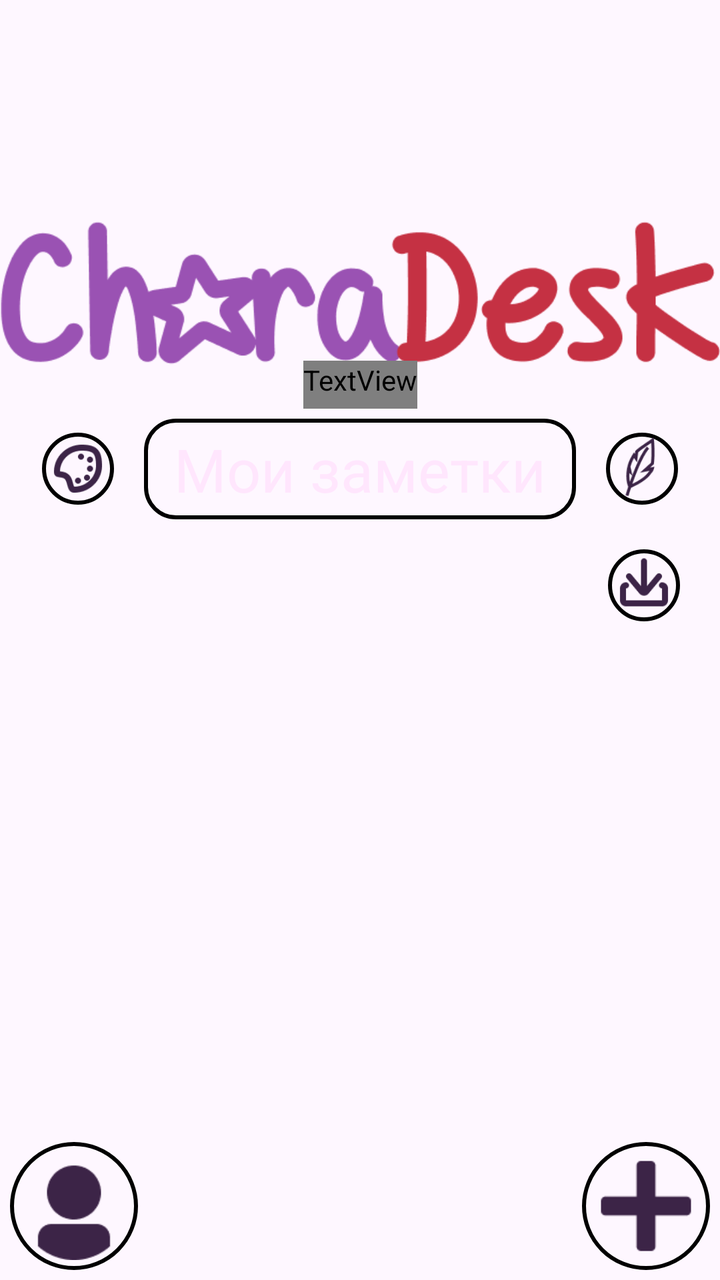
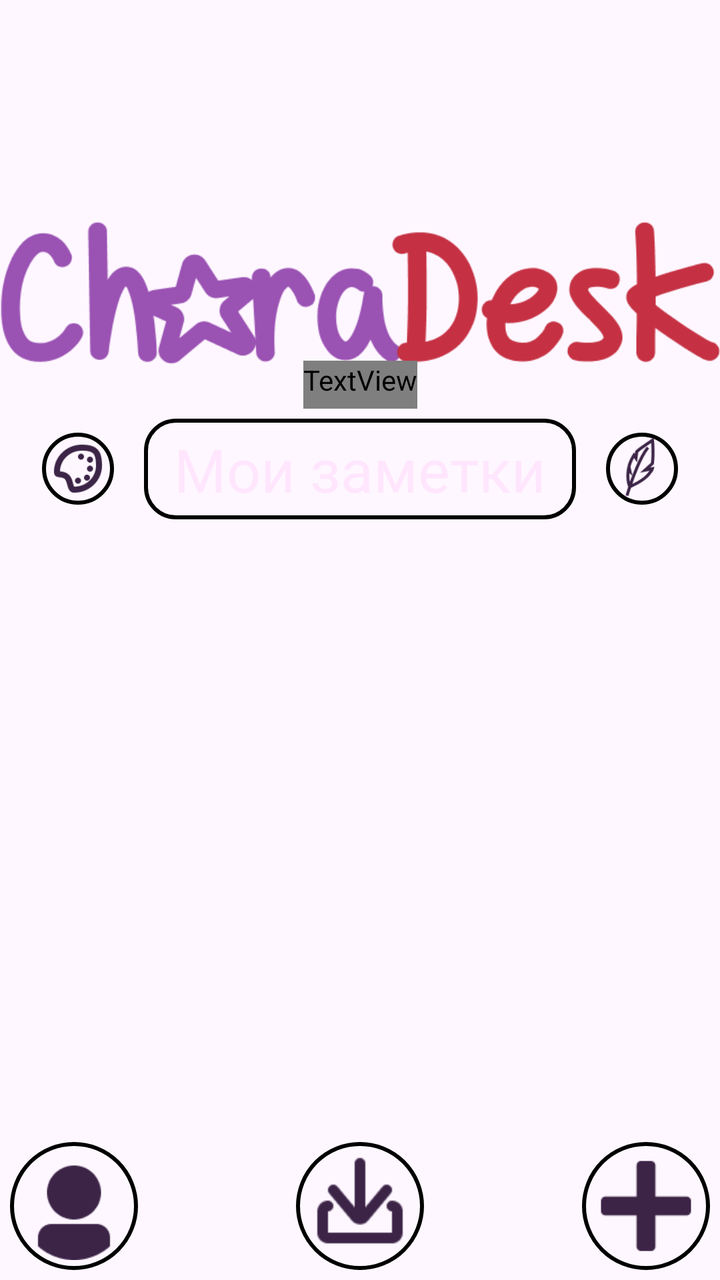

Compare the two renders of this Android layout. The source of the first and the diff that turns it into the second are given below.
<!-- AndroidManifest.xml: application theme Theme.CharaDesk -->
<!-- res/layout/activity_main.xml -->
<?xml version="1.0" encoding="utf-8"?>
<androidx.constraintlayout.widget.ConstraintLayout xmlns:android="http://schemas.android.com/apk/res/android"
    xmlns:app="http://schemas.android.com/apk/res-auto"
    xmlns:tools="http://schemas.android.com/tools"
    android:id="@+id/main"
    android:layout_width="match_parent"
    android:layout_height="match_parent"
    tools:context=".MainMenu">
    <ImageView
        android:id="@+id/CharaDesk"
        android:src="@drawable/charadesk"
        android:layout_width="375dp"
        android:layout_height="100dp"
        android:scaleType="centerCrop"
        android:layout_margin="100dp"
        app:layout_constraintStart_toStartOf="parent"
        app:layout_constraintEnd_toEndOf="parent"
        app:layout_constraintTop_toTopOf="parent"/>

    <TextView
        android:id="@+id/universe"
        android:layout_width="wrap_content"
        android:layout_height="wrap_content"
        android:textSize="@dimen/SubText"
        android:text="default"
        android:textColor="?attr/colorBorder"
        android:paddingBottom="@dimen/paddingL"
        android:layout_marginTop="-20dp"

        app:layout_constraintEnd_toEndOf="parent"
        app:layout_constraintStart_toStartOf="parent"
        app:layout_constraintTop_toBottomOf="@id/CharaDesk"/>
    <LinearLayout
        android:id="@+id/subtitle"
        android:layout_width="match_parent"
        android:layout_height="wrap_content"
        android:orientation="horizontal"
        android:layout_marginTop="@dimen/paddingL"
        android:gravity="center"
        app:layout_constraintTop_toBottomOf="@id/universe"
        >
        <ImageButton
            android:id="@+id/button_change_theme"
            android:layout_width="36dp"
            android:layout_height="36dp"
            android:scaleType="centerCrop"
            android:onClick="onClickChangeTheme"
            android:src="@drawable/icon_pallete"
            android:background="@drawable/rounded_buttons"
            app:tint="?attr/colorBorder"
            android:layout_marginRight="@dimen/paddingB"
            />
        <TextView
            android:layout_width="wrap_content"
            android:layout_height="wrap_content"
            android:background="@drawable/rounded_text_main"
            android:paddingLeft="@dimen/paddingB"
            android:paddingTop="@dimen/paddingL"
            android:paddingRight="@dimen/paddingB"
            android:paddingBottom="@dimen/paddingL"
            android:text="@string/my_notes"
            android:textColor="@color/white"
            android:textSize="@dimen/MainText"
            app:layout_constraintEnd_toEndOf="parent"
            app:layout_constraintStart_toStartOf="parent"
            />
        <ImageButton
            android:id="@+id/button_toggle_role"
            android:layout_width="36dp"
            android:layout_height="36dp"
            android:scaleType="centerCrop"
            android:onClick="onClickToggleRole"
            android:src="@drawable/icon_writter"
            android:background="@drawable/rounded_buttons"
            app:tint="?attr/colorBorder"
            android:layout_marginLeft="@dimen/paddingB"
            />
    </LinearLayout>

    <ScrollView
        android:layout_width="match_parent"
        android:layout_height="0dp"
        android:layout_margin="@dimen/paddingL"
        app:layout_constraintTop_toBottomOf="@id/subtitle"
        app:layout_constraintBottom_toTopOf="@id/button_add">

        <LinearLayout
            android:layout_width="match_parent"
            android:layout_height="wrap_content"
            android:orientation="vertical">
            <LinearLayout
                android:id="@+id/linear"
                android:layout_width="match_parent"
                android:layout_height="wrap_content"
                android:orientation="vertical"
                android:padding="@dimen/paddingL"/>

            <ImageButton
                android:id="@+id/button_import"
                android:layout_width="36dp"
                android:layout_height="36dp"
                android:scaleType="centerCrop"
                android:onClick="onClickImport"
                android:src="@drawable/icon_import"
                android:background="@drawable/rounded_buttons"
                app:tint="?attr/colorBorder"
                android:layout_marginRight="@dimen/paddingB"
                android:layout_gravity="right"
                />
        </LinearLayout>
    </ScrollView>
    <ImageButton
        android:id="@+id/button_add"
        android:layout_width="64dp"
        android:layout_height="64dp"
        android:scaleType="centerCrop"
        android:src="@drawable/icon_add"
        android:padding="@dimen/paddingL"
        android:background="@drawable/rounded_buttons"
        app:tint="?attr/colorBorder"
        android:layout_margin="@dimen/paddingL"
        android:onClick="onClickCreateNewNote"
        app:layout_constraintBottom_toBottomOf="parent"
        app:layout_constraintEnd_toEndOf="parent">
    </ImageButton>
    <ImageButton
        android:id="@+id/button_universe"
        android:layout_width="64dp"
        android:layout_height="64dp"
        android:scaleType="centerCrop"
        android:src="@drawable/icon_profile"
        android:padding="@dimen/paddingL"
        android:background="@drawable/rounded_buttons"
        app:tint="?attr/colorBorder"
        android:layout_margin="@dimen/paddingL"
        android:onClick="onClickChangeUniverse"
        app:layout_constraintBottom_toBottomOf="parent"
        app:layout_constraintStart_toStartOf="parent"/>


</androidx.constraintlayout.widget.ConstraintLayout>
<!-- resources referenced by this layout -->
<resources>
  <color name="white">#FFE6FD</color>
  <dimen name="MainText">30sp</dimen>
  <dimen name="SubText">25sp</dimen>
  <dimen name="paddingB">15dp</dimen>
  <dimen name="paddingL">5dp</dimen>
  <!-- drawable charadesk: png bitmap (drawable, 17599 bytes) -->
  <!-- drawable icon_add: png bitmap (drawable, 748 bytes) -->
  <!-- drawable icon_import: png bitmap (drawable, 1293 bytes) -->
  <!-- drawable icon_pallete: png bitmap (drawable, 2190 bytes) -->
  <!-- drawable icon_profile: png bitmap (drawable, 1526 bytes) -->
  <!-- drawable icon_writter: png bitmap (drawable, 2332 bytes) -->
  <!-- drawable rounded_buttons (drawable) -->
  <?xml version="1.0" encoding="utf-8"?>
  <shape xmlns:android="http://schemas.android.com/apk/res/android">
      <solid android:color="?attr/colorIcon" />
      <stroke
          android:width="2dp"
          android:color="?attr/colorIconBorder" />
      <corners android:radius="5000dp" />
  </shape>
  <!-- drawable rounded_text_main (drawable) -->
  <?xml version="1.0" encoding="utf-8"?>
  <shape xmlns:android="http://schemas.android.com/apk/res/android">
      <solid android:color="?attr/colorBackground" />
      <stroke
          android:width="2dp"
      android:color="?attr/colorBorder" />
      <corners android:radius="15dp" />
  </shape>
  <string name="my_notes">Мои заметки</string>
  <style name="Theme.CharaDesk" parent="Base.Theme.CharaDesk" />
  <style name="Base.Theme.CharaDesk" parent="Theme.Material3.DayNight.NoActionBar">
  
      </style>
</resources>

<!-- the commit's change to res/layout/activity_main.xml (unified diff, before → after) -->
@@ -77,65 +77,64 @@
             />
     </LinearLayout>
 
-    <ScrollView
+    <androidx.recyclerview.widget.RecyclerView
+        android:id="@+id/recyclerView"
         android:layout_width="match_parent"
         android:layout_height="0dp"
         android:layout_margin="@dimen/paddingL"
+        android:padding="@dimen/paddingL"
         app:layout_constraintTop_toBottomOf="@id/subtitle"
-        app:layout_constraintBottom_toTopOf="@id/button_add">
-
-        <LinearLayout
-            android:layout_width="match_parent"
-            android:layout_height="wrap_content"
-            android:orientation="vertical">
-            <LinearLayout
-                android:id="@+id/linear"
-                android:layout_width="match_parent"
-                android:layout_height="wrap_content"
-                android:orientation="vertical"
-                android:padding="@dimen/paddingL"/>
-
-            <ImageButton
-                android:id="@+id/button_import"
-                android:layout_width="36dp"
-                android:layout_height="36dp"
-                android:scaleType="centerCrop"
-                android:onClick="onClickImport"
-                android:src="@drawable/icon_import"
-                android:background="@drawable/rounded_buttons"
-                app:tint="?attr/colorBorder"
-                android:layout_marginRight="@dimen/paddingB"
-                android:layout_gravity="right"
-                />
-        </LinearLayout>
-    </ScrollView>
-    <ImageButton
-        android:id="@+id/button_add"
-        android:layout_width="64dp"
-        android:layout_height="64dp"
-        android:scaleType="centerCrop"
-        android:src="@drawable/icon_add"
-        android:padding="@dimen/paddingL"
-        android:background="@drawable/rounded_buttons"
-        app:tint="?attr/colorBorder"
-        android:layout_margin="@dimen/paddingL"
-        android:onClick="onClickCreateNewNote"
-        app:layout_constraintBottom_toBottomOf="parent"
-        app:layout_constraintEnd_toEndOf="parent">
-    </ImageButton>
-    <ImageButton
-        android:id="@+id/button_universe"
-        android:layout_width="64dp"
-        android:layout_height="64dp"
-        android:scaleType="centerCrop"
-        android:src="@drawable/icon_profile"
-        android:padding="@dimen/paddingL"
-        android:background="@drawable/rounded_buttons"
-        app:tint="?attr/colorBorder"
-        android:layout_margin="@dimen/paddingL"
-        android:onClick="onClickChangeUniverse"
-        app:layout_constraintBottom_toBottomOf="parent"
-        app:layout_constraintStart_toStartOf="parent"/>
+        app:layout_constraintBottom_toTopOf="@id/linear" />
+    <LinearLayout
+        android:id="@+id/linear"
+        android:layout_width="match_parent"
+        android:layout_height="wrap_content"
+        android:orientation="horizontal"
+        app:layout_constraintBottom_toBottomOf="parent">
+        <ImageButton
+            android:id="@+id/button_universe"
+            android:layout_width="64dp"
+            android:layout_height="64dp"
+            android:scaleType="centerCrop"
+            android:src="@drawable/icon_profile"
+            android:padding="@dimen/paddingL"
+            android:background="@drawable/rounded_buttons"
+            app:tint="?attr/colorBorder"
+            android:layout_margin="@dimen/paddingL"
+            android:onClick="onClickChangeUniverse"
+            />
+        <View
+            android:layout_width="0dp"
+            android:layout_height="0dp"
+            android:layout_weight="1"/>
+        <ImageButton
+            android:id="@+id/button_import"
+            android:layout_width="64dp"
+            android:layout_height="64dp"
+            android:scaleType="centerCrop"
+            android:onClick="onClickImport"
+            android:src="@drawable/icon_import"
+            android:background="@drawable/rounded_buttons"
+            app:tint="?attr/colorBorder"
+            android:layout_margin="@dimen/paddingL"
+            />
+        <View
+            android:layout_width="0dp"
+            android:layout_height="0dp"
+            android:layout_weight="1"/>
+        <ImageButton
+            android:id="@+id/button_add"
+            android:layout_width="64dp"
+            android:layout_height="64dp"
+            android:scaleType="centerCrop"
+            android:src="@drawable/icon_add"
+            android:padding="@dimen/paddingL"
+            android:background="@drawable/rounded_buttons"
+            app:tint="?attr/colorBorder"
+            android:layout_margin="@dimen/paddingL"
+            android:onClick="onClickCreateNewNote">
+        </ImageButton>
+    </LinearLayout>
 
 
 </androidx.constraintlayout.widget.ConstraintLayout>
